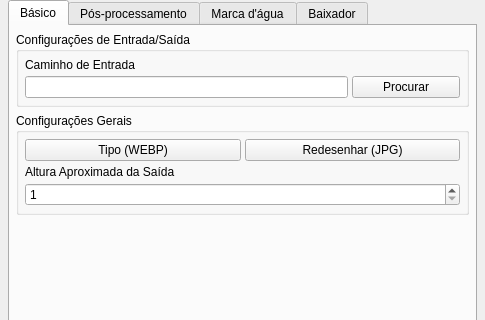
First picture: the form in gui/layout.ui, repository devjohnatas/ReadStitch, before the edit; both pictures show x 0 to 485 and y 0 to 320 of the 485 by 570 pixel window.
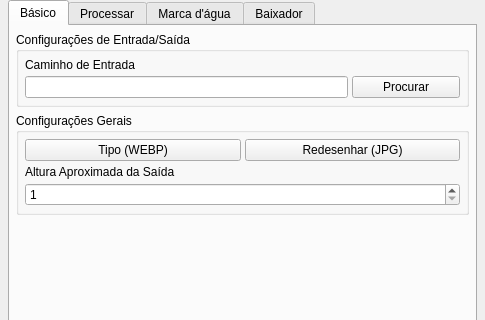
Second picture: the form after the edit. Icons and pictures are not drawn.

What changed in the file:
```diff
--- a/gui/layout.ui
+++ b/gui/layout.ui
@@ -177,7 +177,7 @@
       </widget>
       <widget class="QWidget" name="postProcessTab">
        <attribute name="title">
-        <string>Pós-processamento</string>
+        <string>Processar</string>
        </attribute>
        <layout class="QVBoxLayout" name="postProcessVerticalLayout">
         <property name="leftMargin">
```
Left out of the diff: 26 changed lines with no effect on the pictures.
